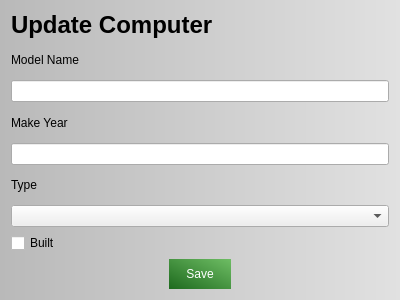
This is editcomputer.ui in danielm15/VLN1-2016-Hopur_16 as Qt 5 draws it before an edit. The edited form follows.
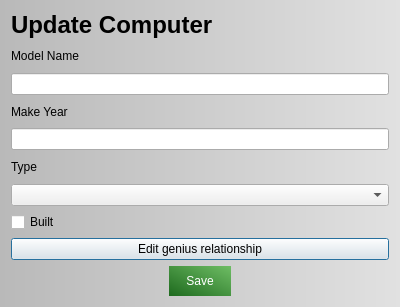
This is the edited form. Icons and pictures are not drawn.

Commit message: Edit Genius relationship button in edit computer window

Diff of the .ui file:
```diff
--- a/editcomputer.ui
+++ b/editcomputer.ui
@@ -7,7 +7,7 @@
     <x>0</x>
     <y>0</y>
     <width>400</width>
-    <height>300</height>
+    <height>307</height>
    </rect>
   </property>
   <property name="windowTitle">
@@ -100,6 +100,13 @@
      </property>
     </widget>
    </item>
+   <item>
+    <widget class="QPushButton" name="buttonGeniusRelationship">
+     <property name="text">
+      <string>Edit genius relationship</string>
+     </property>
+    </widget>
+   </item>
    <item alignment="Qt::AlignHCenter">
     <widget class="QPushButton" name="pushButtonSave">
      <property name="styleSheet">
```
The commit also changes 5 other files.
